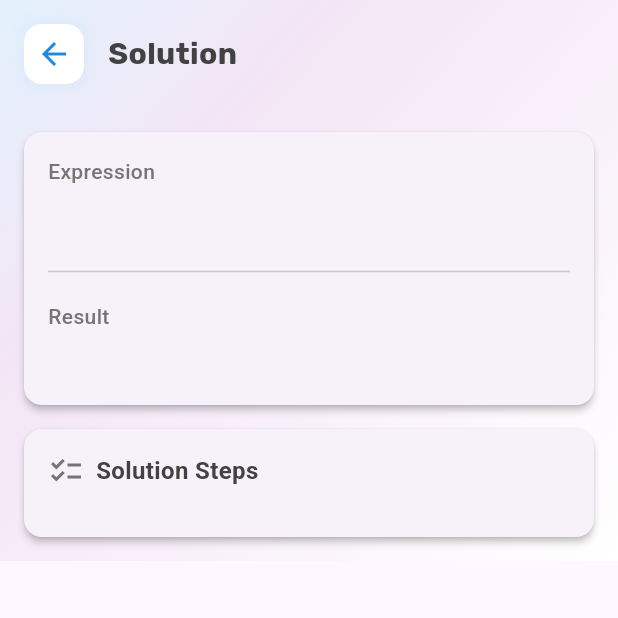
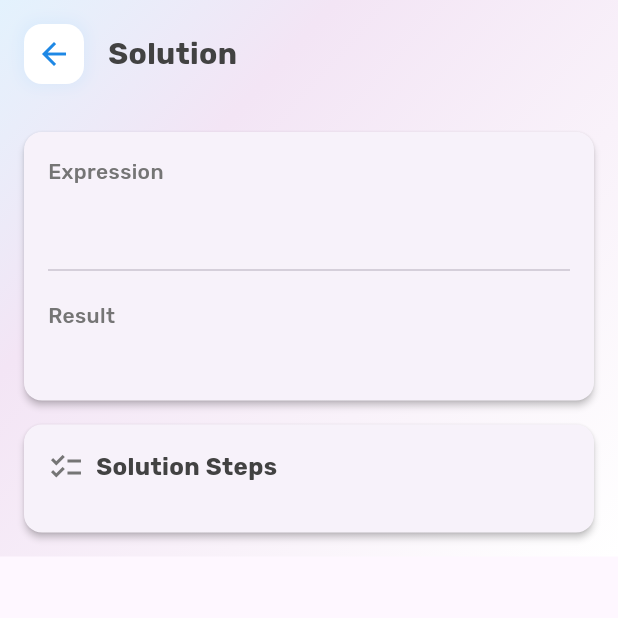
Before and after one commit to amandangol/MathScribble-AI, a Flutter app: the StepByStepSolutionScreen screen opened directly with empty values, on a phone screen of 412 x 824 dp, the top half of it. Run offline on Flutter 3.47's test engine with Material 3 defaults, Android fonts, the phone set to English and light mode, and no system bars; our stand-ins replace flutter_dotenv, google_generative_ai, shared_preferences; accounts and stored records are empty.

Commit message:
bugfix :bug:

```diff
--- a/lib/screens/math_canvasscreen/view/solution_screen/step_by_step_solution_screen.dart
+++ b/lib/screens/math_canvasscreen/view/solution_screen/step_by_step_solution_screen.dart
@@ -103,7 +103,7 @@ class StepByStepSolutionScreen extends StatelessWidget {
             Text(
               'Expression',
               style: TextStyle(
-                fontFamily: 'Roboto',
+                fontFamily: 'Rubik',
                 fontSize: 14,
                 fontWeight: FontWeight.w500,
                 color: Colors.grey[600],
@@ -112,8 +112,8 @@ class StepByStepSolutionScreen extends StatelessWidget {
             const SizedBox(height: 8),
             Text(
               expression,
-              style: TextStyle(
-                fontFamily: 'JetBrainsMono',
+              style: const TextStyle(
+                fontFamily: 'Rubik',
                 fontSize: 20,
                 fontWeight: FontWeight.w500,
                 color: Colors.black87,
@@ -126,7 +126,7 @@ class StepByStepSolutionScreen extends StatelessWidget {
             Text(
               'Result',
               style: TextStyle(
-                fontFamily: 'Roboto',
+                fontFamily: 'Rubik',
                 fontSize: 14,
                 fontWeight: FontWeight.w500,
                 color: Colors.grey[600],
@@ -135,11 +135,11 @@ class StepByStepSolutionScreen extends StatelessWidget {
             const SizedBox(height: 8),
             Text(
               result,
-              style: TextStyle(
-                fontFamily: 'NotoSans',
-                fontSize: 18,
-                fontWeight: FontWeight.w600,
-                color: const Color(0xFF3F51B5),
+              style: const TextStyle(
+                fontFamily: 'Rubik',
+                fontSize: 16,
+                fontWeight: FontWeight.w500,
+                color: Color(0xFF3F51B5),
               ),
             ),
           ],
@@ -165,7 +165,7 @@ class StepByStepSolutionScreen extends StatelessWidget {
                 Text(
                   'Solution Steps',
                   style: TextStyle(
-                    fontFamily: 'Roboto',
+                    fontFamily: 'Rubik',
                     fontSize: 16,
                     fontWeight: FontWeight.w600,
                     color: Colors.grey[800],
@@ -192,8 +192,8 @@ class StepByStepSolutionScreen extends StatelessWidget {
                       child: Center(
                         child: Text(
                           '${index + 1}',
-                          style: TextStyle(
-                            fontFamily: 'Roboto',
+                          style: const TextStyle(
+                            fontFamily: 'Rubik',
                             color: Colors.white,
                             fontSize: 12,
                             fontWeight: FontWeight.w500,
@@ -205,8 +205,8 @@ class StepByStepSolutionScreen extends StatelessWidget {
                     Expanded(
                       child: Text(
                         step,
-                        style: TextStyle(
-                          fontFamily: 'Roboto',
+                        style: const TextStyle(
+                          fontFamily: 'Rubik',
                           fontSize: 16,
                           color: Colors.black87,
                           height: 1.5,
@@ -240,7 +240,7 @@ class StepByStepSolutionScreen extends StatelessWidget {
                 Text(
                   'Mathematical Rules Applied',
                   style: TextStyle(
-                    fontFamily: 'Roboto',
+                    fontFamily: 'Rubik',
                     fontSize: 16,
                     fontWeight: FontWeight.w600,
                     color: Colors.grey[800],
@@ -263,8 +263,8 @@ class StepByStepSolutionScreen extends StatelessWidget {
                       Expanded(
                         child: Text(
                           rule,
-                          style: TextStyle(
-                            fontFamily: 'Roboto',
+                          style: const TextStyle(
+                            fontFamily: 'Rubik',
                             fontSize: 15,
                             color: Colors.black87,
                             height: 1.4,
--- a/lib/screens/math_canvasscreen/widgets/result_area.dart
+++ b/lib/screens/math_canvasscreen/widgets/result_area.dart
@@ -111,7 +111,7 @@ class _ResultAreaState extends State<ResultArea>
             child: Text(
               widget.expression,
               style: const TextStyle(
-                fontFamily: 'RobotoMono',
+                fontFamily: 'Rubik',
                 fontSize: 20,
                 fontWeight: FontWeight.w500,
                 color: Colors.black87,
@@ -190,7 +190,7 @@ class _ResultAreaState extends State<ResultArea>
                       child: const Text(
                         'Result',
                         style: TextStyle(
-                          fontFamily: 'Roboto',
+                          fontFamily: 'Rubik',
                           fontSize: 14,
                           fontWeight: FontWeight.w500,
                           color: const Color(0xFF3F51B5),
```
Also changed, not shown: lib/screens/math_canvasscreen/view/mathhistory_screen/math_history_screen.dart (+10 -29 lines), lib/screens/welcomescreen/welcome_screen.dart (+24 -19 lines), pubspec.yaml (+1 -23 lines), assets/fonts/NotoSans-Bold.ttf (deleted), assets/fonts/NotoSans-Regular.ttf (deleted), assets/fonts/NotoSans-SemiBold.ttf (deleted), assets/fonts/Roboto-Bold.ttf (deleted), assets/fonts/Roboto-Italic.ttf (deleted), assets/fonts/Roboto-Medium.ttf (deleted), assets/fonts/Roboto-Regular.ttf (deleted), assets/fonts/RobotoMono-Bold.ttf (deleted), assets/fonts/RobotoMono-Italic.ttf (deleted), assets/fonts/RobotoMono-Medium.ttf (deleted), assets/fonts/RobotoMono-Regular.ttf (deleted), 1 other file.
